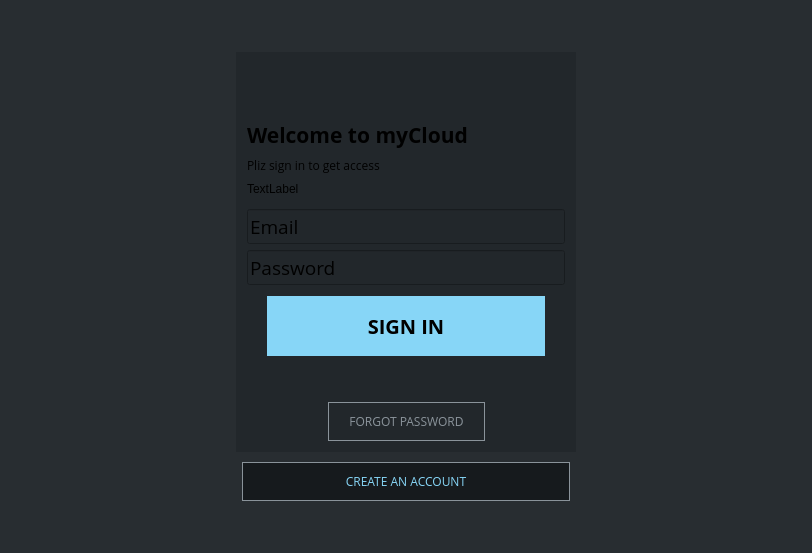
Before: the Qt Designer form login.ui in hmidani-abdelilah/myCloud-client, drawn with Qt 5.
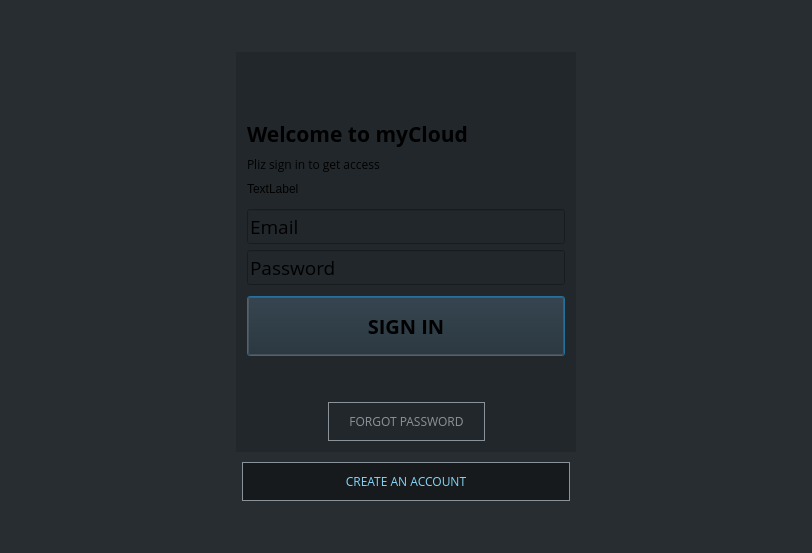
After: the same form once the commit is applied. Custom widgets are drawn as their Qt base class.

Diff of the .ui file:
```diff
--- a/login.ui
+++ b/login.ui
@@ -44,8 +44,8 @@
          <widget class="QLabel" name="logo">
           <property name="minimumSize">
            <size>
-            <width>60</width>
-            <height>41</height>
+            <width>70</width>
+            <height>40</height>
            </size>
           </property>
           <property name="maximumSize">
@@ -189,12 +189,7 @@
          <cursorShape>PointingHandCursor</cursorShape>
         </property>
         <property name="styleSheet">
-         <string notr="true">background-color:#87d6f7;
- border: none;
-margin-left:20px;
-margin-right:20px;
- color: black;
- text-decoration: none;</string>
+         <string notr="true"/>
         </property>
         <property name="text">
          <string>SIGN IN</string>
```
